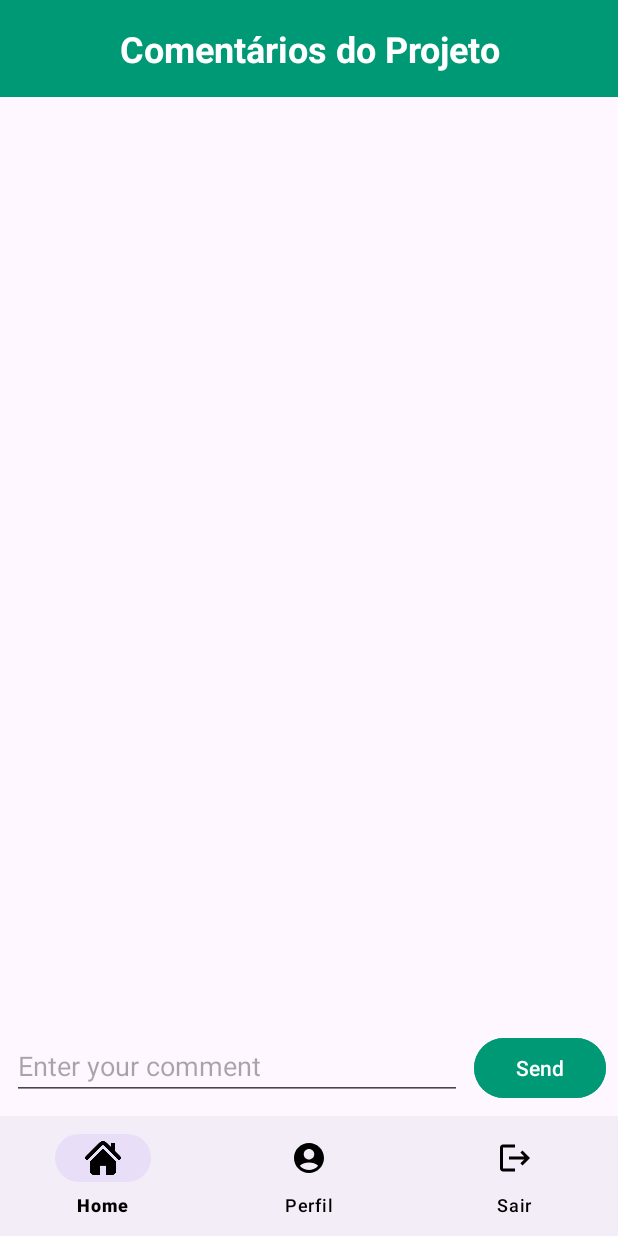
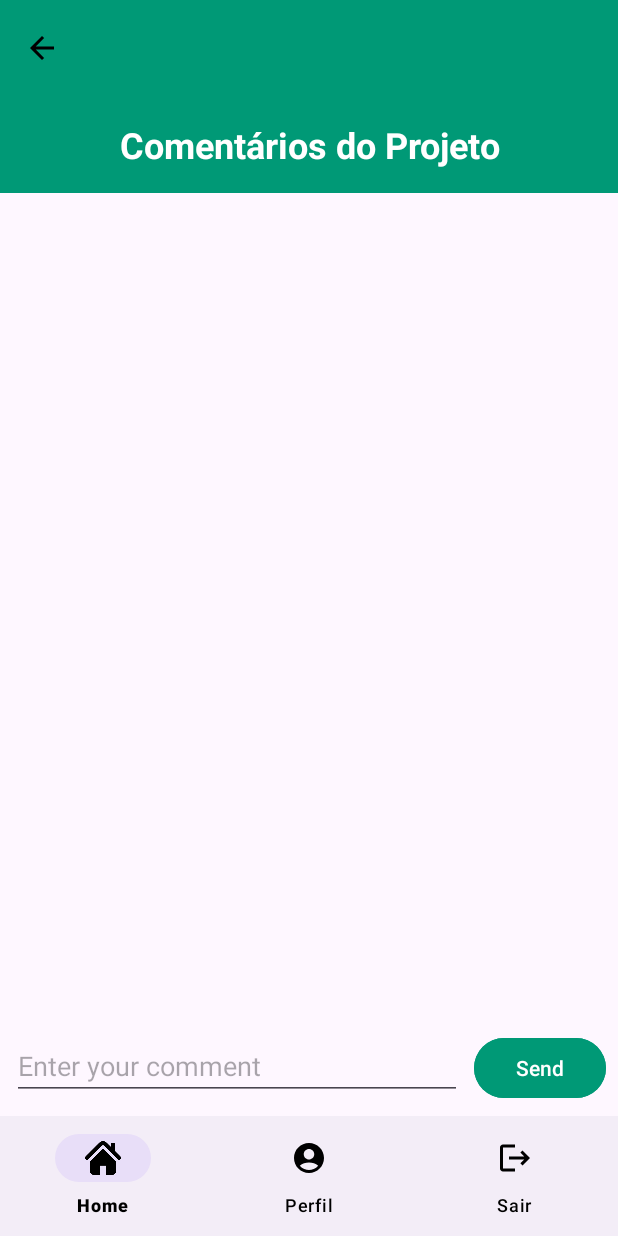
Before and after one commit to NickHirata/marketplace_android, an Android app: the CommentsActivity screen opened directly, with no data from a screen before it, on a phone screen of 412 x 824 dp. Run offline under Robolectric (Android 15) with nearby library versions, the phone set to English and light mode, and no system bars; our stand-ins replace Firebase (no records; nobody signed in at launch, a user with empty details on screens opened directly).

Commit message:
botao voltar

```diff
--- a/app/src/main/kotlin/br/com/projeto_android/CommentsActivity.kt
+++ b/app/src/main/kotlin/br/com/projeto_android/CommentsActivity.kt
@@ -34,6 +34,9 @@ class CommentsActivity : AppCompatActivity() {
         super.onCreate(savedInstanceState)
         setContentView(R.layout.activity_comments)
 
+        // Configurar o botão de navegação (back button)
+        setSupportActionBar(findViewById(R.id.topAppBar))
+        supportActionBar?.setDisplayHomeAsUpEnabled(true)
         // Obter o nome do projeto e o ID do pedido
         val projectName = intent.getStringExtra("NOME_PEDIDO") ?: "Projeto"
         idPedido = intent.getStringExtra("ID_PEDIDO") ?: ""  // Recupera o ID do pedido
@@ -64,6 +67,7 @@ class CommentsActivity : AppCompatActivity() {
             }
         }
 
+
         // Inicializar o RecyclerView
         recyclerViewComments = findViewById(R.id.recyclerViewComments)
         recyclerViewComments.layoutManager = LinearLayoutManager(this)
@@ -88,6 +92,13 @@ class CommentsActivity : AppCompatActivity() {
                 Toast.makeText(this, "O comentário não pode estar vazio", Toast.LENGTH_SHORT).show()
             }
         }
+
+
+    }
+
+    override fun onSupportNavigateUp(): Boolean {
+        onBackPressed()
+        return true
     }
 
     private fun loadComments() {
--- a/app/src/main/res/layout/activity_comments.xml
+++ b/app/src/main/res/layout/activity_comments.xml
@@ -7,13 +7,22 @@
     android:layout_height="match_parent"
     tools:context=".CommentsActivity">
 
+    <!-- Toolbar -->
+    <com.google.android.material.appbar.MaterialToolbar
+        android:id="@+id/topAppBar"
+        android:layout_width="match_parent"
+        android:layout_height="?attr/actionBarSize"
+        android:background="#009976"
+        app:navigationIcon="@drawable/ic_arrow_back"
+        android:titleTextColor="@android:color/white"
+        android:layout_marginBottom="32dp"
+        app:layout_constraintTop_toTopOf="parent" /> <!-- Fixar a Toolbar no topo -->
 
     <!-- Título da página -->
     <TextView
         android:id="@+id/titleTextView"
         android:layout_width="0dp"
         android:layout_height="wrap_content"
-
         android:text="Comentários do Projeto XYZ"
         android:textSize="24sp"
         android:textStyle="bold"
@@ -22,26 +31,22 @@
         android:background="#009976"
         android:padding="16dp"
         android:paddingBottom="8dp"
-        app:layout_constraintTop_toTopOf="parent"
+        app:layout_constraintTop_toBottomOf="@id/topAppBar"
         app:layout_constraintStart_toStartOf="parent"
         app:layout_constraintEnd_toEndOf="parent"/>
 
     <!-- RecyclerView para exibir os comentários -->
+    <androidx.recyclerview.widget.RecyclerView
+        android:id="@+id/recyclerViewComments"
+        android:layout_width="0dp"
+        android:layout_height="0dp"
+        android:layout_margin="16dp"
+        app:layout_constraintTop_toBottomOf="@id/titleTextView"
+        app:layout_constraintBottom_toTopOf="@id/commentLayout"
+        app:layout_constraintStart_toStartOf="parent"
+        app:layout_constraintEnd_toEndOf="parent" />
 
     <!-- Layout para enviar novo comentário -->
-
-    <androidx.recyclerview.widget.RecyclerView
-        android:id="@+id/recyclerViewComments"
-        android:layout_width="362dp"
-        android:layout_height="494dp"
-        android:layout_margin="16dp"
-        app:layout_constraintBottom_toTopOf="@+id/commentLayout"
-        app:layout_constraintEnd_toEndOf="parent"
-        app:layout_constraintHorizontal_bias="0.326"
-        app:layout_constraintStart_toStartOf="parent"
-        app:layout_constraintTop_toTopOf="parent"
-        app:layout_constraintVertical_bias="0.92" />
-
     <LinearLayout
         android:id="@+id/commentLayout"
         android:layout_width="0dp"
```
Also changed, not shown: app/src/main/kotlin/br/com/projeto_android/AlterarSenhaActivity.kt (+7 -2 lines), app/src/main/res/layout/activity_alterar_senha.xml (+14 -9 lines).
